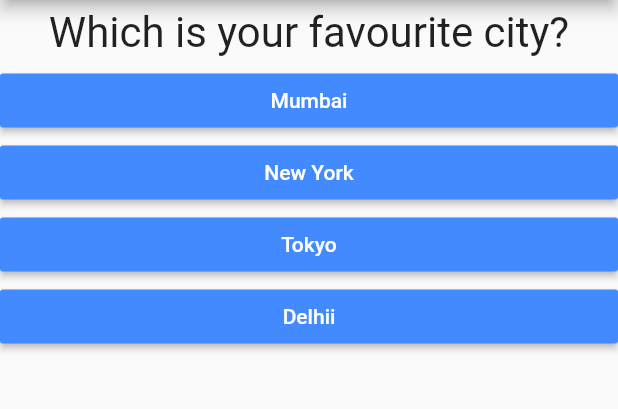
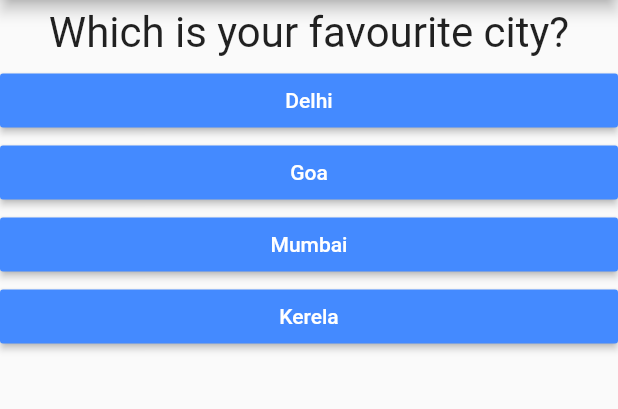
Before and after one commit to arfaz26/Quiz-App, a Flutter app: the screen it shows after launch, after a tap on "Red", on a phone screen of 412 x 824 dp, the part 84-493 px from its top. Run offline on Flutter 3.47's test engine with Material 2 defaults, Android fonts, the phone set to English and light mode, and no system bars.

Commit message:
modified final score

```diff
--- a/lib/main.dart
+++ b/lib/main.dart
@@ -1,6 +1,4 @@
 import 'package:flutter/material.dart';
-// import 'package:quiz_app/answer.dart';
-// import 'package:quiz_app/question.dart';
 import 'package:quiz_app/quiz.dart';
 import 'package:quiz_app/result.dart';
 
@@ -12,27 +10,43 @@ class MyApp extends StatefulWidget {
 }
 
 class _MyAppState extends State<MyApp> {
+  int _totalScore = 0;
   int _questionIndex = 0;
   static const _questions = [
     {
       'question': 'Which is your favourite color?',
-      'answer': ['Red', 'Green', 'Blue', 'Yellow']
+      'answer': [
+        {'text': 'Red', 'score': 1},
+        {'text': 'Green', 'score': 2},
+        {'text': 'Blue', 'score': 3},
+        {'text': 'Yellow', 'score': 4},
+      ]
     },
     {
       'question': 'Which is your favourite city?',
-      'answer': ['Mumbai', 'New York', 'Tokyo', 'Delhii']
+      'answer': [
+        {'text': 'Delhi', 'score': 1},
+        {'text': 'Goa', 'score': 2},
+        {'text': 'Mumbai', 'score': 3},
+        {'text': 'Kerela', 'score': 4},
+      ]
     },
     {
       'question': 'Which is your favourite animal?',
-      'answer': ['Dog', 'Elephant', 'Tiger', 'lion']
+      'answer': [
+        {'text': 'Tiger', 'score': 1},
+        {'text': 'Lion', 'score': 2},
+        {'text': 'Elephant', 'score': 3},
+        {'text': 'Dog', 'score': 4},
+      ]
     },
   ];
   bool check = true;
-  void _ansQuestion() {
+  void _ansQuestion(int score) {
+    _totalScore += score;
     setState(() {
       _questionIndex += 1;
     });
-    // if (_questonIndex < _questions.length) {}
   }
 
   @override
@@ -48,7 +62,7 @@ class _MyAppState extends State<MyApp> {
                 questionIndex: _questionIndex,
                 ansQuestion: _ansQuestion,
                 questions: _questions)
-            : Result(),
+            : Result(_totalScore),
       ),
     );
   }
--- a/lib/quiz.dart
+++ b/lib/quiz.dart
@@ -16,8 +16,9 @@ class Quiz extends StatelessWidget {
       children: <Widget>[
         Question(questions[questionIndex]['question']),
         // ... (spread operation) for taking individual items from a nested list which is given out by a map function
-        ...(questions[questionIndex]['answer'] as List<String>).map((answer) {
-          return Answer(answer, ansQuestion);
+        ...(questions[questionIndex]['answer'] as List<Map<String, Object>>)
+            .map((answer) {
+          return Answer(answer['text'], () => ansQuestion(answer['score']));
         }).toList(),
       ],
     );
--- a/lib/result.dart
+++ b/lib/result.dart
@@ -1,11 +1,21 @@
 import 'package:flutter/material.dart';
 
 class Result extends StatelessWidget {
+  final int score;
+  Result(this.score);
+
+  String get resultDisplay {
+    return "Your Score is: " + score.toString();
+  }
+
   @override
   Widget build(BuildContext context) {
     return Center(
       child: Container(
-        child: Text("Your score :"),
+        child: Text(
+          resultDisplay,
+          style: TextStyle(fontWeight: FontWeight.bold, fontSize: 22.0),
+        ),
       ),
     );
   }
```
